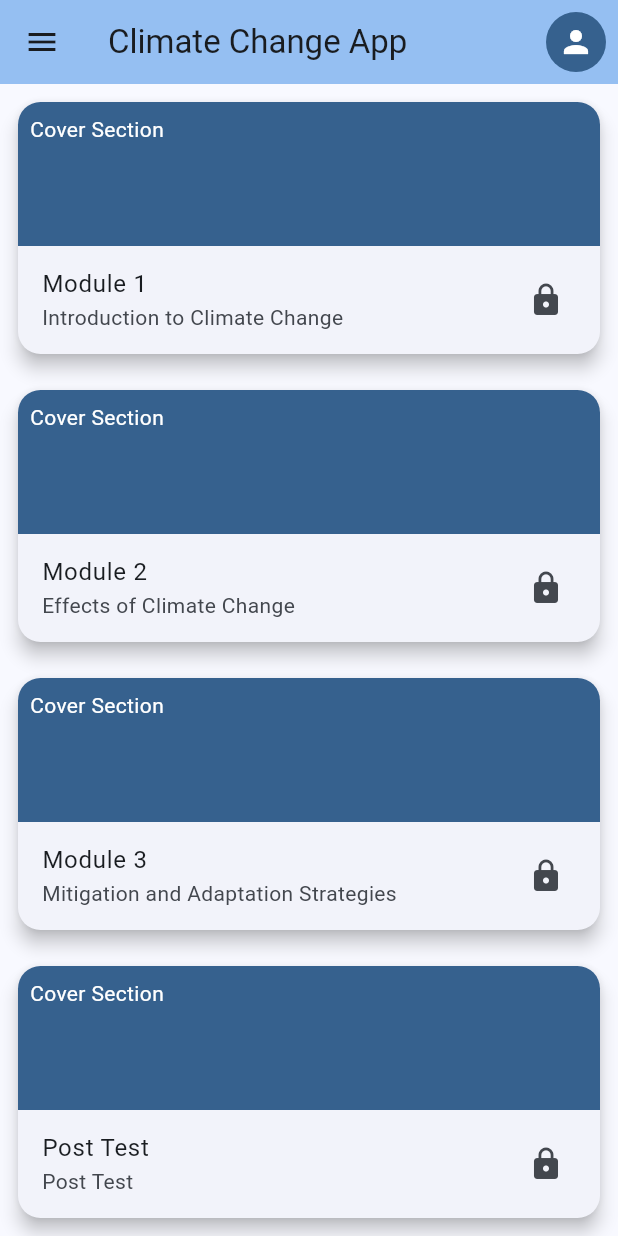
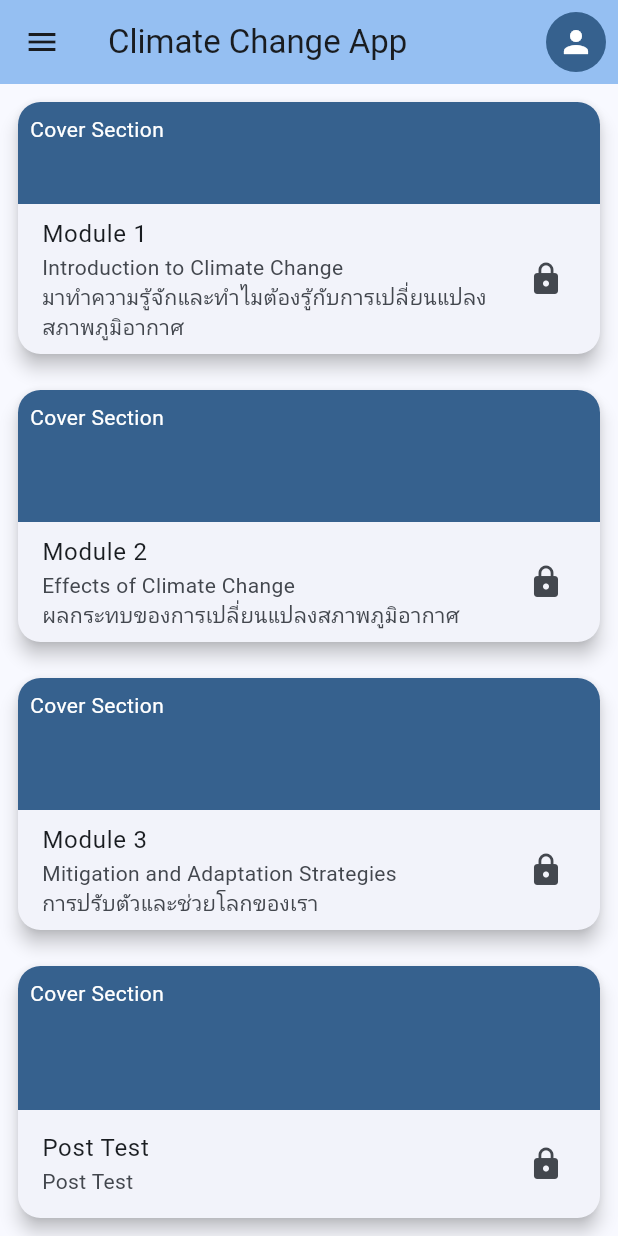
Before and after one commit to HugeKC01/flutter_studyclimatechange, a Flutter app: the screen it shows after launch, on a phone screen of 412 x 824 dp. Run offline on Flutter 3.47's test engine with Material 3 defaults, Android fonts, the phone set to English and light mode, and no system bars.

Commit message:
Add new page for learning module and add first test system

```diff
--- a/lib/main.dart
+++ b/lib/main.dart
@@ -1,4 +1,8 @@
 import 'package:flutter/material.dart';
+import 'module1.dart';
+import 'module2.dart';
+import 'module3.dart';
+import 'test.dart';
 
 void main() {
   runApp(const MyApp());
@@ -7,11 +11,10 @@ void main() {
 class MyApp extends StatelessWidget {
   const MyApp({super.key});
 
-  // This widget is the root of your application.
   @override
   Widget build(BuildContext context) {
     return MaterialApp(
-      title: 'Flutter Demo',
+      title: 'Climate Change',
       theme: ThemeData(
         colorScheme: ColorScheme.fromSeed(seedColor: Colors.blue),
       ),
@@ -30,21 +33,20 @@ class MyHomePage extends StatefulWidget {
 }
 
 class _MyHomePageState extends State<MyHomePage> {
-
   @override
   Widget build(BuildContext context) {
     return Scaffold(
       appBar: AppBar(
         backgroundColor: Theme.of(context).colorScheme.inversePrimary,
         title: Text(widget.title),
-        elevation: 5.0, // Add drop shadow
+        elevation: 5.0,
         actions: <Widget>[
           Padding(
             padding: const EdgeInsets.all(8.0),
             child: CircleAvatar(
-              backgroundColor: Theme.of(context).colorScheme.primary, // Use color scheme
+              backgroundColor: Theme.of(context).colorScheme.primary,
               child: IconButton(
-                icon: const Icon(Icons.person, color: Colors.white), // Set the icon and its color
+                icon: const Icon(Icons.person, color: Colors.white),
                 onPressed: () {
                   // Handle the button press here
                 },
@@ -111,14 +113,21 @@ class _MyHomePageState extends State<MyHomePage> {
                   shape: RoundedRectangleBorder(
                     borderRadius: BorderRadius.circular(15.0),
                   ),
-                  elevation: 5.0, // Add drop shadow
+                  elevation: 5.0,
                   child: Column(
                     children: <Widget>[
                       Expanded(
+                        child: GestureDetector(
+                          onTap: () {
+                            Navigator.push(
+                              context,
+                              MaterialPageRoute(builder: (context) => Module1Screen()),
+                            );
+                          },
                           child: Container(
                             width: double.infinity,
                             decoration: BoxDecoration(
-                            color: Theme.of(context).colorScheme.primary, // Use color scheme
+                              color: Theme.of(context).colorScheme.primary,
                               borderRadius: BorderRadius.vertical(top: Radius.circular(15.0)),
                             ),
                             padding: const EdgeInsets.all(8.0),
@@ -128,49 +137,25 @@ class _MyHomePageState extends State<MyHomePage> {
                             ),
                           ),
                         ),
+                      ),
                       Align(
                         alignment: Alignment.bottomCenter,
                         child: ListTile(
                           title: Text('Module 1'),
-                          subtitle: Text('Introduction to Climate Change'),
-                          trailing: Icon(Icons.lock),
-                        ),
-                      ),
+                          subtitle: Column(
+                            crossAxisAlignment: CrossAxisAlignment.start,
+                            children: [
+                              Text('Introduction to Climate Change'),
+                              Text('มาทำความรู้จักและทำไมต้องรู้กับการเปลี่ยนแปลงสภาพภูมิอากาศ'),
                             ],
                           ),
-                ),
-              ),
-            ),
-            Expanded(
-              child: Padding(
-                padding: const EdgeInsets.all(8.0),
-                child: Card(
-                  shape: RoundedRectangleBorder(
-                    borderRadius: BorderRadius.circular(15.0),
-                  ),
-                  elevation: 5.0, // Add drop shadow
-                  child: Column(
-                    children: <Widget>[
-                      Expanded(
-                        child: Container(
-                          width: double.infinity,
-                          decoration: BoxDecoration(
-                            color: Theme.of(context).colorScheme.primary, // Use color scheme
-                            borderRadius: BorderRadius.vertical(top: Radius.circular(15.0)),
-                          ),
-                          padding: const EdgeInsets.all(8.0),
-                          child: Text(
-                            'Cover Section',
-                            style: TextStyle(color: Colors.white),
-                          ),
-                        ),
-                      ),
-                      Align(
-                        alignment: Alignment.bottomCenter,
-                        child: ListTile(
-                          title: Text('Module 2'),
-                          subtitle: Text('Effects of Climate Change'),
                           trailing: Icon(Icons.lock),
+                          onTap: () {
+                            Navigator.push(
+                              context,
+                              MaterialPageRoute(builder: (context) => Module1Screen()),
+                            );
+                          },
                         ),
                       ),
                     ],
@@ -184,14 +169,21 @@ class _MyHomePageState extends State<MyHomePage> {
                 child: Card(
                   shape: RoundedRectangleBorder(
                     borderRadius: BorderRadius.circular(15.0)),
-                  elevation: 5.0, // Add drop shadow
+                  elevation: 5.0,
                   child: Column(
                     children: <Widget>[
                       Expanded(
+                        child: GestureDetector(
+                          onTap: () {
+                            Navigator.push(
+                              context,
+                              MaterialPageRoute(builder: (context) => Module2Screen()),
+                            );
+                          },
                           child: Container(
                             width: double.infinity,
                             decoration: BoxDecoration(
-                            color: Theme.of(context).colorScheme.primary, // Use color scheme
+                              color: Theme.of(context).colorScheme.primary,
                               borderRadius: BorderRadius.vertical(top: Radius.circular(15.0)),
                             ),
                             padding: const EdgeInsets.all(8.0),
@@ -201,12 +193,25 @@ class _MyHomePageState extends State<MyHomePage> {
                             ),
                           ),
                         ),
+                      ),
                       Align(
                         alignment: Alignment.bottomCenter,
                         child: ListTile(
-                          title: Text('Module 3'),
-                          subtitle: Text('Mitigation and Adaptation Strategies'),
+                          title: Text('Module 2'),
+                          subtitle: Column(
+                            crossAxisAlignment: CrossAxisAlignment.start,
+                            children: [
+                              Text('Effects of Climate Change'),
+                              Text('ผลกระทบของการเปลี่ยนแปลงสภาพภูมิอากาศ'),
+                            ],
+                          ),
                           trailing: Icon(Icons.lock),
+                          onTap: () {
+                            Navigator.push(
+                              context,
+                              MaterialPageRoute(builder: (context) => Module2Screen()),
+                            );
+                          },
                         ),
                       ),
                     ],
@@ -220,14 +225,21 @@ class _MyHomePageState extends State<MyHomePage> {
                 child: Card(
                   shape: RoundedRectangleBorder(
                     borderRadius: BorderRadius.circular(15.0)),
-                  elevation: 5.0, // Add drop shadow
+                  elevation: 5.0,
                   child: Column(
                     children: <Widget>[
                       Expanded(
+                        child: GestureDetector(
+                          onTap: () {
+                            Navigator.push(
+                              context,
+                              MaterialPageRoute(builder: (context) => Module3Screen()),
+                            );
+                          },
                           child: Container(
                             width: double.infinity,
                             decoration: BoxDecoration(
-                            color: Theme.of(context).colorScheme.primary, // Use color scheme
+                              color: Theme.of(context).colorScheme.primary,
                               borderRadius: BorderRadius.vertical(top: Radius.circular(15.0)),
                             ),
                             padding: const EdgeInsets.all(8.0),
@@ -237,12 +249,75 @@ class _MyHomePageState extends State<MyHomePage> {
                             ),
                           ),
                         ),
+                      ),
+                      Align(
+                        alignment: Alignment.bottomCenter,
+                        child: ListTile(
+                          title: Text('Module 3'),
+                          subtitle: Column(
+                            crossAxisAlignment: CrossAxisAlignment.start,
+                            children: [
+                              Text('Mitigation and Adaptation Strategies'),
+                              Text('การปรับตัวและช่วยโลกของเรา'),
+                            ],
+                          ),
+                          trailing: Icon(Icons.lock),
+                          onTap: () {
+                            Navigator.push(
+                              context,
+                              MaterialPageRoute(builder: (context) => Module3Screen()),
+                            );
+                          },
+                        ),
+                      ),
+                    ],
+                  ),
+                ),
+              ),
+            ),
+            Expanded(
+              child: Padding(
+                padding: const EdgeInsets.all(8.0),
+                child: Card(
+                  shape: RoundedRectangleBorder(
+                    borderRadius: BorderRadius.circular(15.0)),
+                  elevation: 5.0,
+                  child: Column(
+                    children: <Widget>[
+                      Expanded(
+                        child: GestureDetector(
+                          onTap: () {
+                            Navigator.push(
+                              context,
+                              MaterialPageRoute(builder: (context) => PostTestScreen()),
+                            );
+                          },
+                          child: Container(
+                            width: double.infinity,
+                            decoration: BoxDecoration(
+                              color: Theme.of(context).colorScheme.primary,
+                              borderRadius: BorderRadius.vertical(top: Radius.circular(15.0)),
+                            ),
+                            padding: const EdgeInsets.all(8.0),
+                            child: Text(
+                              'Cover Section',
+                              style: TextStyle(color: Colors.white),
+                            ),
+                          ),
+                        ),
+                      ),
                       Align(
                         alignment: Alignment.bottomCenter,
                         child: ListTile(
                           title: Text('Post Test'),
                           subtitle: Text('Post Test'),
                           trailing: Icon(Icons.lock),
+                          onTap: () {
+                            Navigator.push(
+                              context,
+                              MaterialPageRoute(builder: (context) => PostTestScreen()),
+                            );
+                          },
                         ),
                       ),
                     ],
--- a/pubspec.yaml
+++ b/pubspec.yaml
@@ -34,6 +34,7 @@ dependencies:
   # The following adds the Cupertino Icons font to your application.
   # Use with the CupertinoIcons class for iOS style icons.
   cupertino_icons: ^1.0.8
+  logging: ^1.3.0
 
 dev_dependencies:
   flutter_test:
```
Also changed, not shown: lib/module1.dart (added, +17 -0 lines), lib/module2.dart (added, +17 -0 lines), lib/module3.dart (added, +17 -0 lines), lib/test.dart (added, +66 -0 lines), pubspec.lock. Lines whose indentation alone changed are shown as unchanged.
